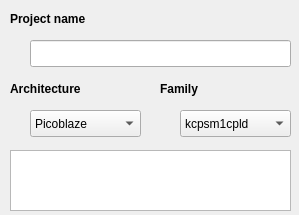
The window that IDE/GUI/dialogs/projectcfg/projectcfg_general.ui (AbyssAbbeba/MDS-picoblaze-AVR-ide) describes before a commit, drawn with Qt 5.
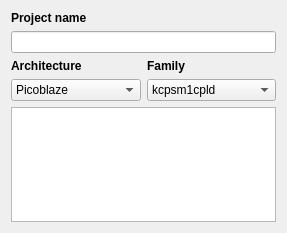
The same window after the commit.

```diff
--- a/IDE/GUI/dialogs/projectcfg/projectcfg_general.ui
+++ b/IDE/GUI/dialogs/projectcfg/projectcfg_general.ui
@@ -6,22 +6,67 @@
    <rect>
     <x>0</x>
     <y>0</y>
-    <width>299</width>
-    <height>215</height>
+    <width>287</width>
+    <height>233</height>
    </rect>
   </property>
   <property name="windowTitle">
    <string>Form</string>
   </property>
+  <layout class="QGridLayout" name="gridLayout">
+   <item row="0" column="0">
+    <widget class="QLabel" name="label">
+     <property name="font">
+      <font>
+       <weight>75</weight>
+       <bold>true</bold>
+      </font>
+     </property>
+     <property name="text">
+      <string>Project name</string>
+     </property>
+    </widget>
+   </item>
+   <item row="1" column="0" colspan="2">
+    <widget class="QLineEdit" name="leName"/>
+   </item>
+   <item row="2" column="0">
+    <widget class="QLabel" name="label_4">
+     <property name="font">
+      <font>
+       <weight>75</weight>
+       <bold>true</bold>
+      </font>
+     </property>
+     <property name="text">
+      <string>Architecture</string>
+     </property>
+    </widget>
+   </item>
+   <item row="2" column="1">
+    <widget class="QLabel" name="label_3">
+     <property name="font">
+      <font>
+       <weight>75</weight>
+       <bold>true</bold>
+      </font>
+     </property>
+     <property name="text">
+      <string>Family</string>
+     </property>
+    </widget>
+   </item>
+   <item row="3" column="0">
+    <widget class="QComboBox" name="cmbArch">
+     <item>
+      <property name="text">
+       <string>Picoblaze</string>
+      </property>
+     </item>
+    </widget>
+   </item>
+   <item row="3" column="1">
   <widget class="QComboBox" name="cmbFamily">
-   <property name="geometry">
-    <rect>
-     <x>180</x>
-     <y>110</y>
-     <width>111</width>
-     <height>27</height>
-    </rect>
-   </property>
    <item>
     <property name="text">
      <string>kcpsm1cpld</string>
@@ -48,101 +93,15 @@
     </property>
    </item>
   </widget>
-  <widget class="QLineEdit" name="leName">
-   <property name="geometry">
-    <rect>
-     <x>30</x>
-     <y>40</y>
-     <width>261</width>
-     <height>27</height>
-    </rect>
-   </property>
-  </widget>
-  <widget class="QComboBox" name="cmbArch">
-   <property name="geometry">
-    <rect>
-     <x>30</x>
-     <y>110</y>
-     <width>111</width>
-     <height>27</height>
-    </rect>
-   </property>
-   <item>
-    <property name="text">
-     <string>Picoblaze</string>
-    </property>
    </item>
-  </widget>
-  <widget class="QLabel" name="label">
-   <property name="geometry">
-    <rect>
-     <x>10</x>
-     <y>10</y>
-     <width>101</width>
-     <height>17</height>
-    </rect>
-   </property>
-   <property name="font">
-    <font>
-     <weight>75</weight>
-     <bold>true</bold>
-    </font>
-   </property>
-   <property name="text">
-    <string>Project name</string>
-   </property>
-  </widget>
-  <widget class="QLabel" name="label_3">
-   <property name="geometry">
-    <rect>
-     <x>160</x>
-     <y>80</y>
-     <width>91</width>
-     <height>17</height>
-    </rect>
-   </property>
-   <property name="font">
-    <font>
-     <weight>75</weight>
-     <bold>true</bold>
-    </font>
-   </property>
-   <property name="text">
-    <string>Family</string>
-   </property>
-  </widget>
+   <item row="4" column="0" colspan="2">
   <widget class="QTextEdit" name="teNotes">
-   <property name="geometry">
-    <rect>
-     <x>10</x>
-     <y>150</y>
-     <width>281</width>
-     <height>61</height>
-    </rect>
-   </property>
    <property name="readOnly">
     <bool>true</bool>
    </property>
   </widget>
-  <widget class="QLabel" name="label_4">
-   <property name="geometry">
-    <rect>
-     <x>10</x>
-     <y>80</y>
-     <width>91</width>
-     <height>17</height>
-    </rect>
-   </property>
-   <property name="font">
-    <font>
-     <weight>75</weight>
-     <bold>true</bold>
-    </font>
-   </property>
-   <property name="text">
-    <string>Architecture</string>
-   </property>
-  </widget>
+   </item>
+  </layout>
  </widget>
  <resources/>
  <connections/>
```
Lines whose indentation alone changed are shown as unchanged.
